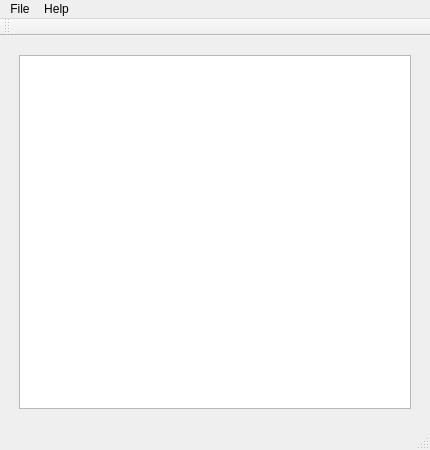
This is mainwindow.ui in Psina909/Pyramid-App as Qt 5 draws it before an edit. The edited form follows.
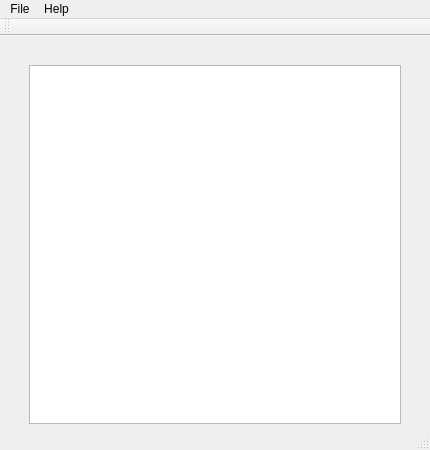
This is the edited form.

```diff
--- a/mainwindow.ui
+++ b/mainwindow.ui
@@ -22,16 +22,16 @@
   <widget class="QWidget" name="centralWidget">
    <layout class="QVBoxLayout" name="verticalLayout">
     <property name="leftMargin">
-     <number>19</number>
+     <number>29</number>
     </property>
     <property name="topMargin">
-     <number>19</number>
+     <number>29</number>
     </property>
     <property name="rightMargin">
-     <number>19</number>
+     <number>29</number>
     </property>
     <property name="bottomMargin">
-     <number>19</number>
+     <number>4</number>
     </property>
     <item>
      <widget class="QGraphicsView" name="graphicsView"/>
```
